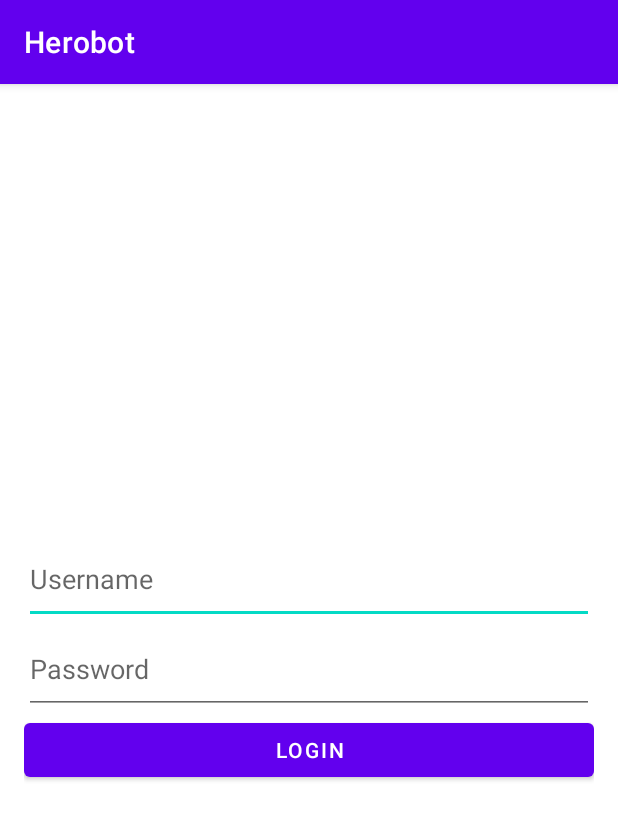
After one commit to helinakdogan/Herobot-Chatgpt_api_project, an Android app: the LoginActivity screen opened directly, with no data from a screen before it, on a phone screen of 412 x 824 dp. The commit adds this screen. Shown: the top 820 px of the screen. Run offline under Robolectric (Android 15) with nearby library versions, the phone set to English and light mode, and no system bars.

Commit message:
first commit

```diff
--- a/app/src/main/java/com/nexis/herobot/ChatActivity.java
+++ b/app/src/main/java/com/nexis/herobot/ChatActivity.java
@@ -102,7 +102,7 @@ public class ChatActivity extends AppCompatActivity {
 
         Request request = new Request.Builder()
                 .url("https://api.openai.com/v1/chat/completions")
-                .header("Authorization", "Bearer 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")
+                .header("Authorization", "")
                 .post(body)
                 .build();
 
--- /dev/null
+++ b/app/src/main/java/com/nexis/herobot/LoginActivity.java
@@ -0,0 +1,49 @@
+package com.nexis.herobot;
+
+import android.content.Intent;
+import android.os.Bundle;
+import android.view.View;
+import android.widget.Button;
+import android.widget.EditText;
+import android.widget.Toast;
+
+import androidx.appcompat.app.AppCompatActivity;
+
+public class LoginActivity extends AppCompatActivity {
+
+    private EditText editTextUsername, editTextPassword;
+    private Button buttonLogin;
+
+    @Override
+    protected void onCreate(Bundle savedInstanceState) {
+        super.onCreate(savedInstanceState);
+        setContentView(R.layout.activity_login);
+
+        // Initialize UI elements
+        editTextUsername = findViewById(R.id.loginUsername);
+        editTextPassword = findViewById(R.id.loginPassword);
+        buttonLogin = findViewById(R.id.buttonLogin);
+
+        // Set a click listener for the login button
+        buttonLogin.setOnClickListener(new View.OnClickListener() {
+            @Override
+            public void onClick(View view) {
+                // Retrieve entered username and password
+                String username = editTextUsername.getText().toString();
+                String password = editTextPassword.getText().toString();
+
+                // Implement authentication logic here
+                if (username.equals("a") && password.equals("1")) {
+                    // Successful login
+                    Toast.makeText(LoginActivity.this, "Login successful", Toast.LENGTH_SHORT).show();
+                    // Redirect to MainActivity
+                    startActivity(new Intent(LoginActivity.this, MainActivity.class));
+
+                } else {
+                    // Failed login
+                    Toast.makeText(LoginActivity.this, "Invalid username or password", Toast.LENGTH_SHORT).show();
+                }
+            }
+        });
+    }
+}
--- /dev/null
+++ b/app/src/main/res/layout/activity_login.xml
@@ -0,0 +1,33 @@
+<?xml version="1.0" encoding="utf-8"?>
+<LinearLayout xmlns:android="http://schemas.android.com/apk/res/android"
+    android:layout_width="match_parent"
+    android:layout_height="match_parent"
+    android:gravity="center_vertical"
+    android:orientation="vertical"
+    android:padding="16dp">
+
+    <!-- Username EditText -->
+
+    <EditText
+        android:id="@+id/loginUsername"
+        android:layout_width="match_parent"
+        android:layout_height="60dp"
+        android:hint="Username"
+        android:inputType="text" />
+
+    <!-- Password EditText -->
+    <EditText
+        android:id="@+id/loginPassword"
+        android:layout_width="match_parent"
+        android:layout_height="60dp"
+        android:hint="Password"
+        android:inputType="textPassword" />
+
+    <!-- Login Button -->
+    <Button
+        android:id="@+id/buttonLogin"
+        android:layout_width="match_parent"
+        android:layout_height="wrap_content"
+        android:text="Login" />
+
+</LinearLayout>
```
